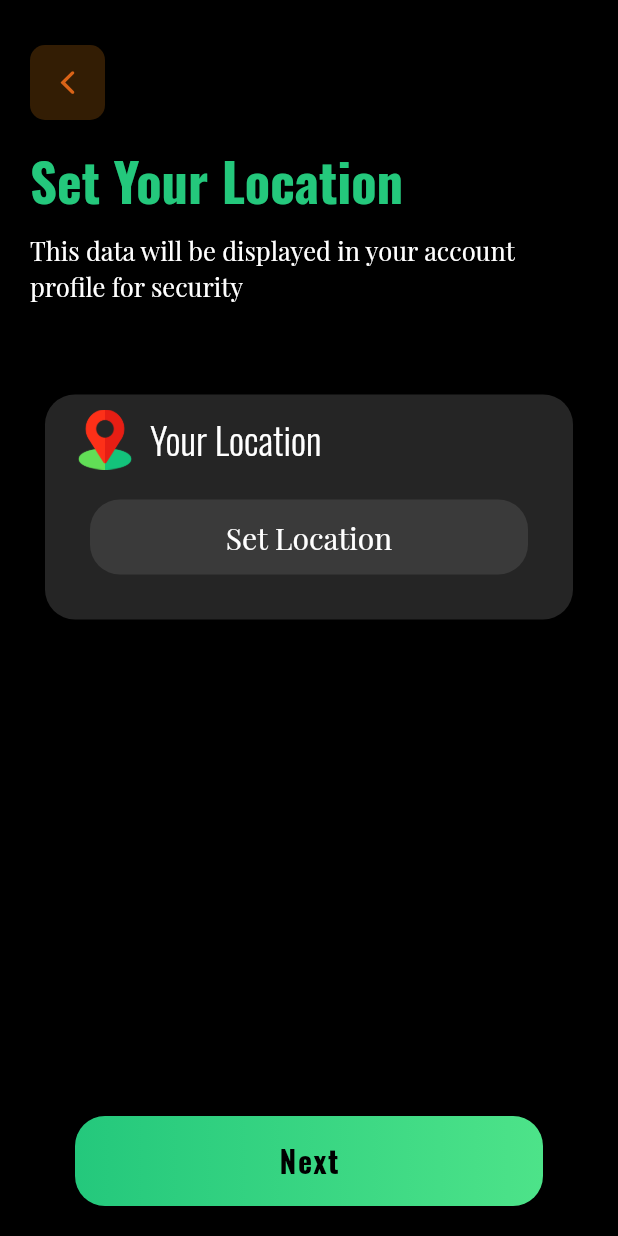
After one commit to Sebin-thomas2001/Food_Delivery_App_GetX, a Flutter app: the screen it shows after launch, on a phone screen of 412 x 824 dp. The commit adds this screen. Run offline on Flutter 3.47's test engine with Material 3 defaults, Android fonts, the phone set to English and light mode, and no system bars; our stand-ins replace firebase_auth, firebase_core, get, image_picker; accounts and stored records are empty.

Commit message:
Add Location page

```diff
--- a/lib/constants/app_colors.dart
+++ b/lib/constants/app_colors.dart
@@ -10,3 +10,4 @@ const Color textFieldColor = Color(0xff252525);
 
 const Color secondaryButtonColor = Color(0xFFFF9012);
 const Color backArrowIconColor = Color(0xFFDA6317);
+const Color textFieldColor1 = Color(0xff3a3a3a);
--- a/lib/constants/app_images.dart
+++ b/lib/constants/app_images.dart
@@ -4,4 +4,7 @@ class AppImages {
   static const String burger_img = "images/burger.png";
   static const String shawarma_img = "images/shawarma.png";
   static const String icecream_img = "images/icecream.png";
+  static const String camera_img = "images/camera.png";
+  static const String gallery_img = "images/gallery.png";
+  static const String location_img = "images/location.png";
 }
--- a/lib/main.dart
+++ b/lib/main.dart
@@ -2,7 +2,10 @@ import 'package:firebase_core/firebase_core.dart';
 import 'package:flutter/material.dart';
 import 'package:get/get.dart';
 import 'package:shop_cart/modules/auth_module/controller/auth_controller.dart';
+import 'package:shop_cart/modules/kyc_module/controller/kyc_controller.dart';
 import 'package:shop_cart/modules/kyc_module/views/create_bio_view.dart';
+import 'package:shop_cart/modules/kyc_module/views/set_location_view.dart';
+import 'package:shop_cart/modules/kyc_module/views/upload_your_photo.dart';
 import 'package:shop_cart/modules/onboarding/controller/onboarding_controller.dart';
 import 'package:shop_cart/modules/onboarding/views/splash_screen.dart';
 
@@ -13,8 +16,7 @@ const FirebaseOptions firebaseOptions = FirebaseOptions(
     storageBucket: "food-ninja-94165.firebasestorage.app",
     messagingSenderId: "52168128364",
     appId: "1:52168128364:web:f6f3cd96fc8b9174d96549",
-  measurementId: "G-7NPF6MQT81"
-);
+    measurementId: "G-7NPF6MQT81");
 
 Future<void> main() async {
   WidgetsFlutterBinding.ensureInitialized();
@@ -22,6 +24,7 @@ Future<void> main() async {
 
   Get.put(OnboardingController());
   Get.put(AuthController());
+  Get.put(KycController());
   runApp(const MyApp());
 }
 
@@ -38,6 +41,6 @@ class MyApp extends StatelessWidget {
           colorScheme: ColorScheme.fromSeed(seedColor: Colors.black),
           useMaterial3: true,
         ),
-        home: const SplashScreen());
+        home:  SetLocationView());
   }
 }
--- /dev/null
+++ b/lib/modules/kyc_module/views/set_location_view.dart
@@ -0,0 +1,148 @@
+import 'dart:io';
+
+import 'package:flutter/cupertino.dart';
+import 'package:flutter/foundation.dart';
+import 'package:flutter/material.dart';
+import 'package:get/get.dart';
+import 'package:shop_cart/constants/app_colors.dart';
+import 'package:shop_cart/constants/app_images.dart';
+import 'package:shop_cart/modules/kyc_module/controller/kyc_controller.dart';
+import 'package:shop_cart/modules/onboarding/widgets/custom_text.dart';
+
+import '../../../common/buttons/app_primary_button.dart';
+
+class SetLocationView extends StatelessWidget {
+  SetLocationView({super.key});
+
+  var kycController = Get.find<KycController>();
+
+  @override
+  Widget build(BuildContext context) {
+    final Size size = MediaQuery.of(context).size;
+    return Scaffold(
+        backgroundColor: PrimaryColor,
+        body: Column(
+          crossAxisAlignment: CrossAxisAlignment.start,
+          children: [
+            Padding(
+              padding: const EdgeInsets.only(left: 20, top: 30),
+              child: Container(
+                width: 50,
+                height: 50,
+                decoration: BoxDecoration(
+                    color: secondaryButtonColor.withOpacity(0.2),
+                    borderRadius: BorderRadius.circular(10)),
+                child:
+                    const Icon(CupertinoIcons.back, color: backArrowIconColor),
+              ),
+            ),
+            const Padding(
+              padding: EdgeInsets.only(left: 20, top: 15),
+              child: CustomText(
+                  text: 'Set Your Location',
+                  fontFamily: 'Bold',
+                  fontsize: 35,
+                  color: greenColor),
+            ),
+            const Padding(
+              padding: EdgeInsets.only(left: 20, top: 10),
+              child: CustomText(
+                text:
+                    'This data will be displayed in your account\nprofile for security',
+                fontFamily: 'Regular',
+                fontsize: 17,
+                color: Colors.white,
+              ),
+            ),
+            const SizedBox(
+              height: 30,
+            ),
+            Padding(
+              padding: const EdgeInsets.all(30),
+              child: Center(
+                child:GestureDetector(
+                  onTap: (){},
+                  child: Container(
+                    height: 150,
+                    width: size.width,
+                    decoration: BoxDecoration(
+                      color: textFieldColor,
+                      borderRadius: BorderRadius.circular(20)
+                    ),
+                    child: Column(
+
+                      children:  [
+                        Center(
+                          child: Container(
+
+                            child: Padding(
+                              padding: const EdgeInsets.symmetric(horizontal: 20,vertical: 10),
+                              child: Row(
+                                children: [
+                                  Image.asset(AppImages.location_img,
+                                  height: 40,
+                                  width: 40,
+                                  fit: BoxFit.cover,
+                                  ),
+                                  const SizedBox(
+                                    width: 10,
+                                  ),
+                                  const CustomText(text: "Your Location",
+                                  fontsize: 25,
+                                  fontFamily: 'Light',
+                                  color: Colors.white,
+                                  )
+                                ],
+                              ),
+                            ),
+                          ),
+                        ),
+                      Padding(
+                        padding: const EdgeInsets.symmetric(vertical: 10,horizontal: 30),
+                        child: Container(
+                          height: 50,
+                          width: size.width,
+                          decoration: BoxDecoration(
+                        color: textFieldColor1,
+                        borderRadius: BorderRadius.circular(20)
+                        ),
+                        child: const Center(
+                          child:  CustomText(text:
+                          "Set Location",
+                          fontFamily: 'Regular',
+                          fontsize: 20,
+                          color: Colors.white,
+                          ),
+                        ),
+                        ),
+                      )
+                      ],
+                    ),
+                  ),
+                )
+
+              ),
+            )
+          ],
+        ),
+        bottomNavigationBar: Padding(
+          padding: const EdgeInsets.only(bottom: 20),
+          child: Container(
+            child: AppPrimaryButton(
+              buttonText: "Next",
+              onTap: () {
+                if (kycController.profileImagePath != "null") {
+                } else {
+                  Get.snackbar("Select Profile image ", "Try again",
+                  colorText: white,
+                  backgroundColor: Red,
+                  snackPosition: SnackPosition.BOTTOM,
+
+                  );
+                }
+              },
+            ),
+          ),
+        ));
+  }
+}
--- a/pubspec.yaml
+++ b/pubspec.yaml
@@ -38,6 +38,8 @@ dependencies:
   get: ^4.7.2
   firebase_auth: ^5.5.1
   firebase_core: ^3.12.1
+  image_picker: ^1.1.2
+  location: ^7.0.1
 
 dev_dependencies:
   flutter_test:
```
Also changed, not shown: lib/modules/kyc_module/controller/kyc_controller.dart (added, +32 -0 lines), lib/modules/kyc_module/views/create_bio_view.dart (+61 -11 lines), lib/modules/kyc_module/views/upload_your_photo.dart (added, +184 -0 lines), images/camera.png (added), images/gallery.png (added), images/location.png (added), pubspec.lock, 6 other files. Lines whose indentation alone changed are shown as unchanged.
